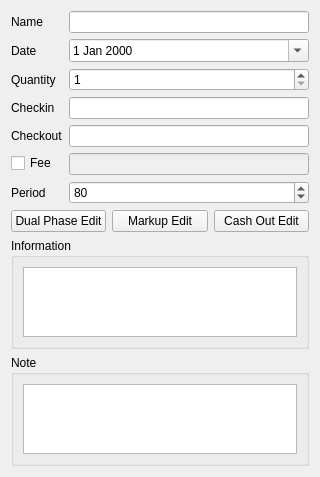
Qt form itemview.ui (xlongfeng/agreement) before a commit.
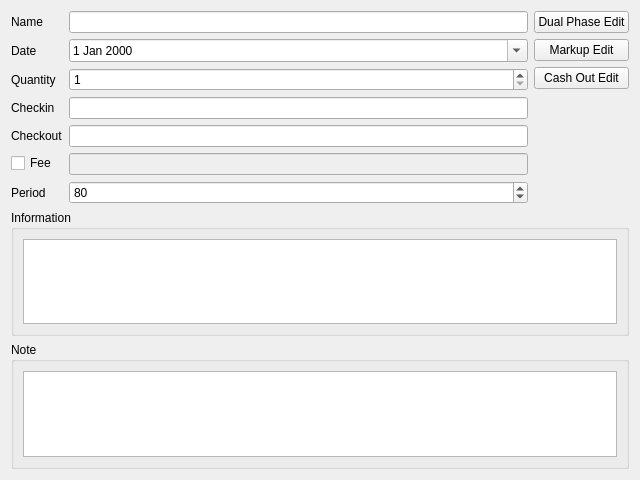
The same form after that commit.

Diff of the .ui file:
```diff
--- a/itemview.ui
+++ b/itemview.ui
@@ -6,14 +6,16 @@
    <rect>
     <x>0</x>
     <y>0</y>
-    <width>320</width>
-    <height>431</height>
+    <width>640</width>
+    <height>480</height>
    </rect>
   </property>
   <property name="windowTitle">
    <string>Item View</string>
   </property>
-  <layout class="QVBoxLayout" name="verticalLayout">
+  <layout class="QVBoxLayout" name="verticalLayout_4">
+   <item>
+    <layout class="QHBoxLayout" name="horizontalLayout">
    <item>
     <layout class="QFormLayout" name="formLayout">
      <item row="0" column="0">
@@ -117,7 +119,7 @@
     </layout>
    </item>
    <item>
-    <layout class="QHBoxLayout" name="horizontalLayout">
+      <layout class="QVBoxLayout" name="verticalLayout">
      <item>
       <widget class="QPushButton" name="dualPhaseEditPushButton">
        <property name="text">
@@ -138,6 +140,21 @@
         <string>Cash Out Edit</string>
        </property>
       </widget>
+       </item>
+       <item>
+        <spacer name="verticalSpacer">
+         <property name="orientation">
+          <enum>Qt::Vertical</enum>
+         </property>
+         <property name="sizeHint" stdset="0">
+          <size>
+           <width>20</width>
+           <height>40</height>
+          </size>
+         </property>
+        </spacer>
+       </item>
+      </layout>
      </item>
     </layout>
    </item>
```
Lines whose indentation alone changed are shown as unchanged.
